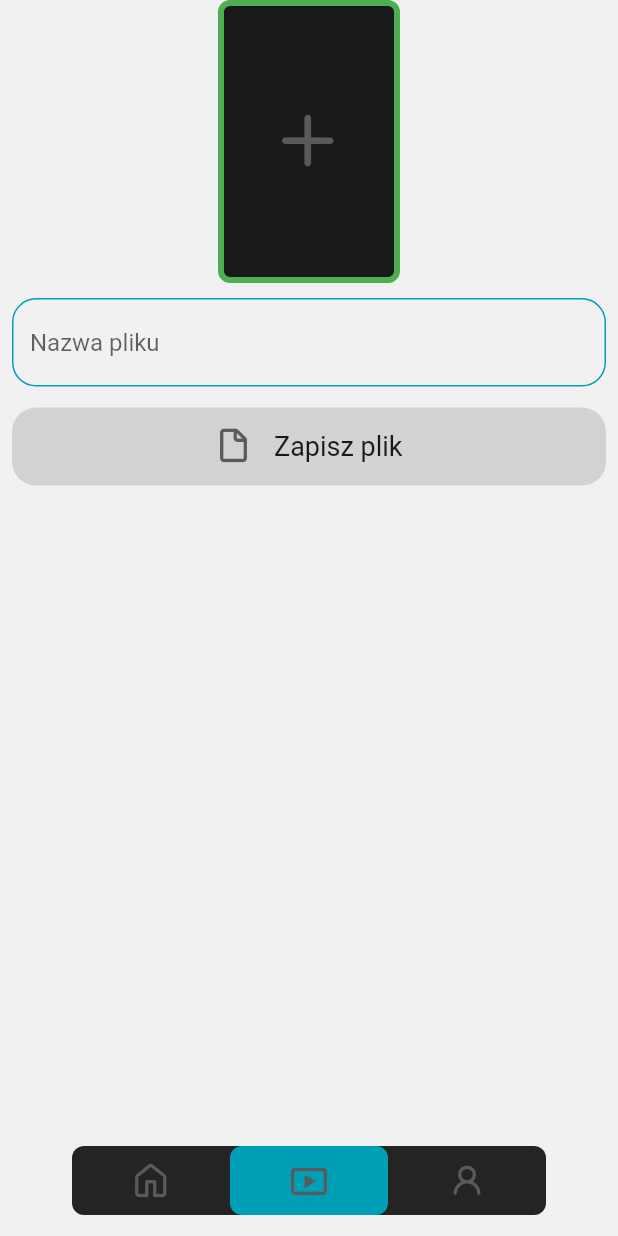
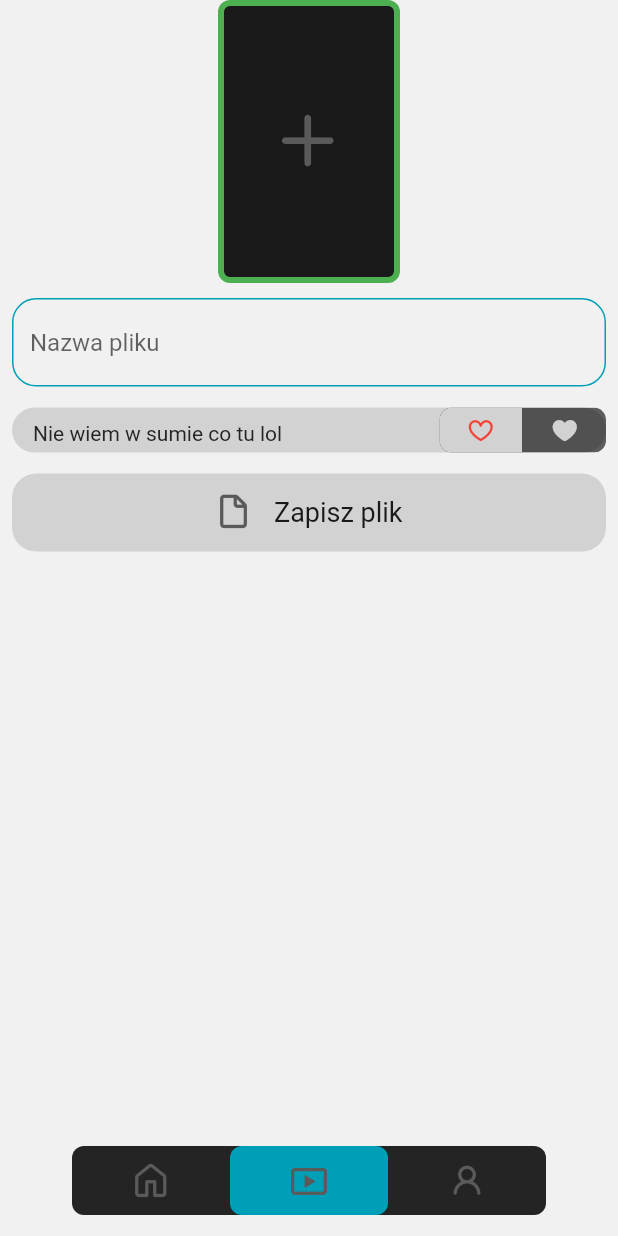
Before and after one commit to bsuu/op-scanner, a Flutter app: the screen it shows after launch, swiped to page 2, on a phone screen of 412 x 824 dp. Run offline on Flutter 3.47's test engine with Material 2 defaults, Android fonts, the phone set to English and light mode, and no system bars; drawn by our look-alikes of reorderables, toggle_switch; our stand-ins replace adaptive_theme, camera, firebase_auth, firebase_core, flutter_secure_storage, font_awesome_flutter and 1 more; missing offline and left inert: flag; accounts and stored records are empty.

Commit message:
Toggle switches
One toggle switch in camera_view and one toggle switch in scan_view.

```diff
--- a/lib/main.dart
+++ b/lib/main.dart
@@ -47,7 +47,7 @@ class ScanApp extends StatelessWidget {
             ChangeNotifierProvider<ScanFileStorage>(create: (_) => ScanFileStorage())
           ],
         child: MaterialApp(
-          home: const MainWidget(),
+          home: MainWidget(),
           debugShowCheckedModeBanner: false,
           // showPerformanceOverlay: true,
           theme: theme,
--- a/lib/pages/scan_view.dart
+++ b/lib/pages/scan_view.dart
@@ -9,6 +9,7 @@ import 'package:skan/provider/scan_file_storage.dart';
 import 'package:skan/octicons_icons.dart';
 import 'package:skan/pages/camera_view.dart';
 import 'package:skan/widgets/scan_image_widget.dart';
+import 'package:toggle_switch/toggle_switch.dart';
 
 class ScanViewState extends State<ScanView> {
 
@@ -109,6 +110,43 @@ class ScanViewState extends State<ScanView> {
                   ),
 
                 ),
+                Container(
+                  padding: const EdgeInsets.only(left: 14),
+                  margin: const EdgeInsets.only(top: 14),
+                  decoration: BoxDecoration(
+                    borderRadius: BorderRadius.all(Radius.circular(16)),
+                    color: AdaptiveTheme
+                        .of(context)
+                        .theme
+                        .primaryColor,
+                  ),
+                  child: Row(
+                    children: [
+                      Text('Nie wiem w sumie co tu lol', style: AdaptiveTheme.of(context).theme.textTheme.bodyText1,),
+                      Expanded(child: Wrap(
+                        alignment: WrapAlignment.end,
+                        children: [
+                          ToggleSwitch(
+                            totalSwitches: 2,
+                            minWidth: 55,
+                            minHeight: 30,
+                            onToggle: (index) {
+                              if (index == 0) {
+
+                              } else {
+
+                              }
+                            },
+                            customIcons: [
+                              Icon(Octicons.heart_16, color: Colors.red, size: 16,),
+                              Icon(Octicons.heart_fill_16, color: AdaptiveTheme.of(context).theme.primaryColor, size: 16,)
+                            ],
+                          )
+                        ],
+                      )),
+                    ],
+                  ),
+                ),
                 GestureDetector(
                     onTap: () async {
 
--- a/lib/widgets/option_item.dart
+++ b/lib/widgets/option_item.dart
@@ -29,8 +29,9 @@ class OptionItemState extends State<OptionItem> {
                   onToggle: (index) {
                     if (index == 0) {
                       AdaptiveTheme.of(context).setLight();
-                    } else
+                    } else {
                       AdaptiveTheme.of(context).setDark();
+                    }
                   },
                   customIcons: [
                     Icon(Octicons.sun_16, color: Colors.orange, size: 16,),
```
Also changed, not shown: lib/pages/camera_view.dart (+17 -1 lines).
